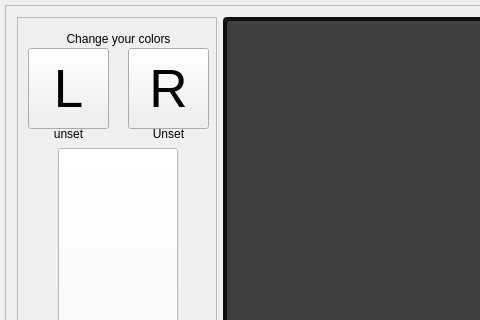
Qt form Tower_of_Lights_Editor_V3/mainwindow.ui (ThereIsNoEscape/cs383project) before a commit; both pictures show x 0 to 480 and y 0 to 320 of the 754 by 685 pixel window.
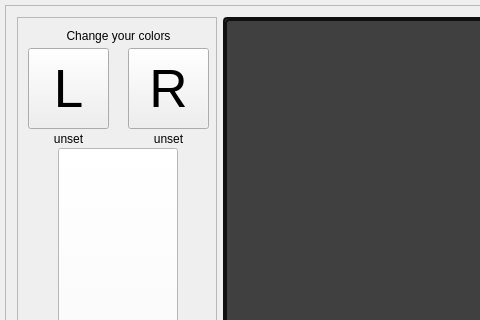
The same form after that commit.

What changed in the file:
```diff
--- a/Tower_of_Lights_Editor_V3/mainwindow.ui
+++ b/Tower_of_Lights_Editor_V3/mainwindow.ui
@@ -138,7 +138,7 @@
             <property name="geometry">
              <rect>
               <x>10</x>
-              <y>105</y>
+              <y>110</y>
               <width>81</width>
               <height>21</height>
              </rect>
@@ -154,13 +154,13 @@
             <property name="geometry">
              <rect>
               <x>110</x>
-              <y>105</y>
+              <y>110</y>
               <width>81</width>
               <height>21</height>
              </rect>
             </property>
             <property name="text">
-             <string>Unset</string>
+             <string>unset</string>
             </property>
             <property name="alignment">
              <set>Qt::AlignCenter</set>
@@ -247,7 +247,7 @@
             <property name="geometry">
              <rect>
               <x>20</x>
-              <y>10</y>
+              <y>7</y>
               <width>161</width>
               <height>21</height>
              </rect>
```
